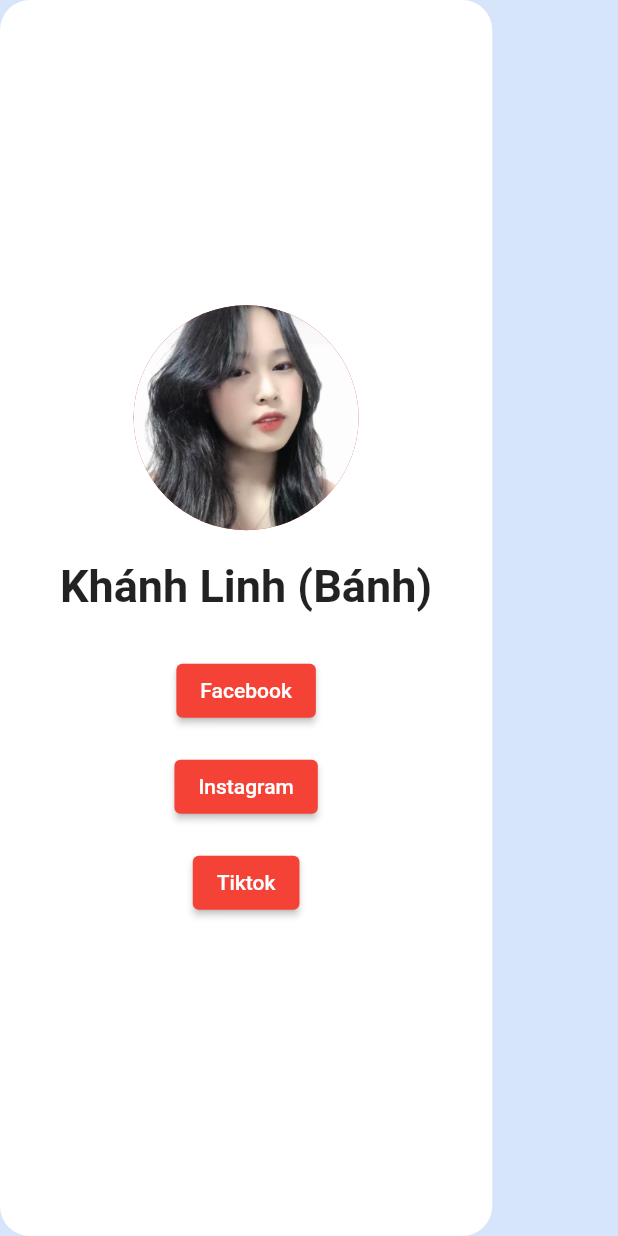
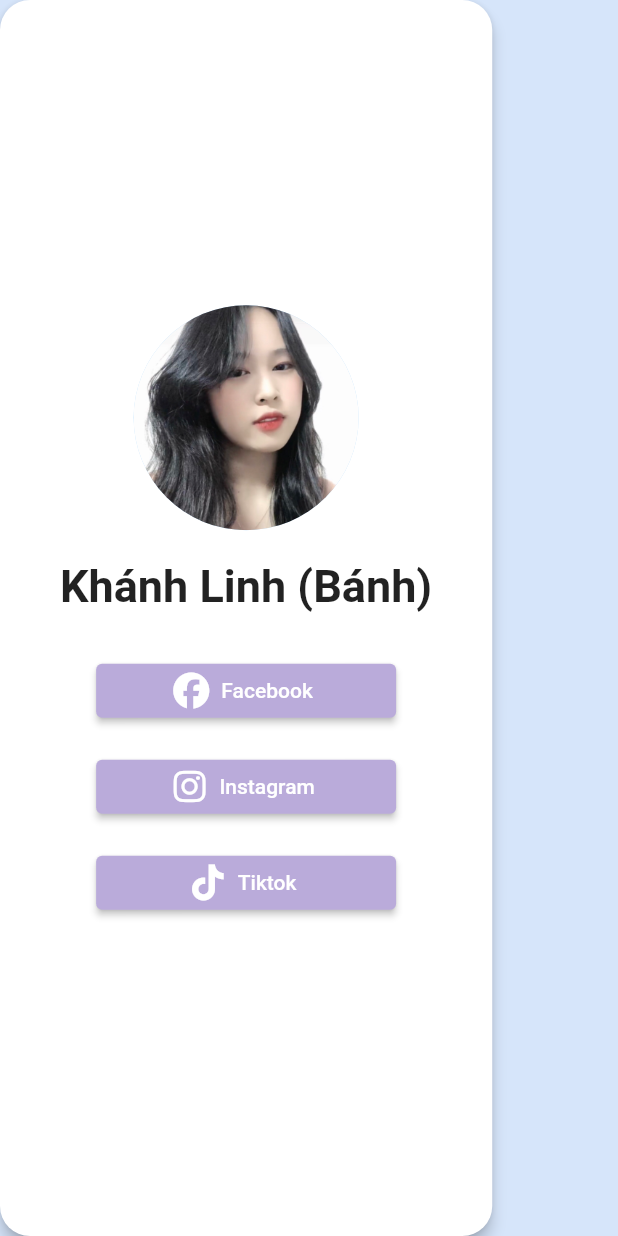
Before and after one commit to kally-doo/kally-doo-profile, a Flutter app: the ContentWidget widget shown alone on an empty page, opened directly, after a tap on "Facebook", on a phone screen of 412 x 824 dp. Run offline on Flutter 3.47's test engine with Material 2 defaults, Android fonts, the phone set to English and light mode, and no system bars; our stand-ins replace animated_text_kit, font_awesome_flutter, google_fonts.

Commit message:
done content with 2 images

```diff
--- a/lib/constants.dart
+++ b/lib/constants.dart
@@ -1,7 +1,8 @@
 import 'package:flutter/material.dart';
+import 'package:url_launcher/url_launcher.dart';
 
 // Colors
-const Color kPrimaryColor = Color(0xffC0392B);
+const Color kPrimaryColor = Color(0xFFBAABDA);
 const Color pink = Color(0xFFD77FA1);
 const Color purple = Color(0xFFBAABDA);
 const Color lightBlue = Color(0xFFD6E5FA);
@@ -26,8 +27,8 @@ const kSocialLinks = [
 ];
 
 // URL Launcher
-// void launchURL(String _url) async =>
-//     await canLaunch(_url) ? await launch(_url) : throw 'Could not launch $_url';
+void launchURL(String _url) async =>
+    await canLaunch(_url) ? await launch(_url) : throw 'Could not launch $_url';
 
 // Community
 final kCommunityLogo = [
--- a/lib/theme/theme_style.dart
+++ b/lib/theme/theme_style.dart
@@ -11,7 +11,14 @@ class ThemeStyles {
       ),
     ),
     scaffoldBackgroundColor: lightBlue,
-    primarySwatch: Colors.red,
+    buttonTheme: const ButtonThemeData(
+      buttonColor: purple
+    ),
+    elevatedButtonTheme: ElevatedButtonThemeData(
+      style: ButtonStyle(
+        backgroundColor: MaterialStateProperty.all(purple)
+      )
+    ),
     primaryColorDark: kPrimaryColor,
     primaryColor: kPrimaryColor,
     highlightColor: kPrimaryColor,
--- a/lib/widgets/content_widget.dart
+++ b/lib/widgets/content_widget.dart
@@ -1,4 +1,6 @@
 import 'package:flutter/material.dart';
+import 'package:font_awesome_flutter/font_awesome_flutter.dart';
+import 'package:kally_doo/constants.dart';
 
 class ContentWidget extends StatelessWidget {
   const ContentWidget({Key? key}) : super(key: key);
@@ -7,6 +9,7 @@ class ContentWidget extends StatelessWidget {
   Widget build(BuildContext context) {
     return Material(
       borderRadius: BorderRadius.circular(20),
+      elevation: 4,
       child: Padding(
         padding: const EdgeInsets.all(20),
         child: Column(
@@ -19,7 +22,7 @@ class ContentWidget extends StatelessWidget {
               minRadius: 50,
             ),
             const Padding(
-              padding: const EdgeInsets.all(20.0),
+              padding: EdgeInsets.all(20.0),
               child: Text(
                 'Khánh Linh (Bánh)',
                 style: TextStyle(fontWeight: FontWeight.bold, fontSize: 30),
@@ -27,23 +30,42 @@ class ContentWidget extends StatelessWidget {
             ),
             Padding(
               padding: const EdgeInsets.all(8.0),
-              child: ElevatedButton(
-                onPressed: () {},
-                child: const Text('Facebook'),
+              child: SizedBox(
+                width: 200,
+                child: ElevatedButton.icon(
+                  onPressed: () {
+                    return launchURL(
+                        'https://www.facebook.com/profile.php?id=100036663559729');
+                  },
+                  icon: const Icon(FontAwesomeIcons.facebook),
+                  label: const Text('Facebook'),
+                ),
+              ),
+            ),
+            Padding(
+              padding: const EdgeInsets.symmetric(vertical: 8.0),
+              child: SizedBox(
+                width: 200,
+                child: ElevatedButton.icon(
+                  onPressed: () {
+                    return launchURL('https://www.instagram.com/kally_doo/');
+                  },
+                  icon: const Icon(FontAwesomeIcons.instagram),
+                  label: const Text('Instagram'),
+                ),
               ),
             ),
             Padding(
               padding: const EdgeInsets.all(8.0),
-              child: ElevatedButton(
-                onPressed: () {},
-                child: const Text('Instagram'),
-              ),
-            ),
-            Padding(
-              padding: const EdgeInsets.all(8.0),
-              child: ElevatedButton(
-                onPressed: () {},
-                child: const Text('Tiktok'),
+              child: SizedBox(
+                width: 200,
+                child: ElevatedButton.icon(
+                  onPressed: () {
+                    return launchURL('https://www.tiktok.com/@tieu_banh_banh');
+                  },
+                  icon: const Icon(FontAwesomeIcons.tiktok),
+                  label: const Text('Tiktok'),
+                ),
               ),
             ),
           ],
--- a/pubspec.yaml
+++ b/pubspec.yaml
@@ -36,6 +36,8 @@ dependencies:
   cupertino_icons: ^1.0.2
   google_fonts: ^2.3.1
   animated_text_kit: ^4.2.1
+  url_launcher: ^6.0.20
+  font_awesome_flutter: ^10.1.0
 
 dev_dependencies:
   flutter_test:
```
Also changed, not shown: pubspec.lock.
